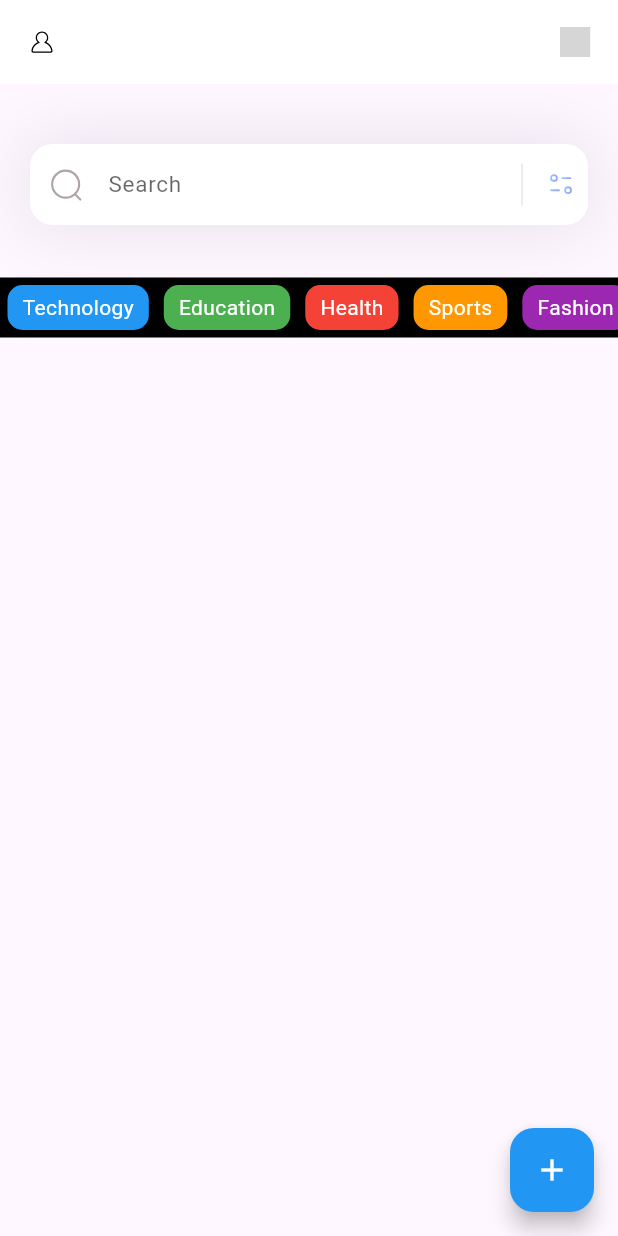
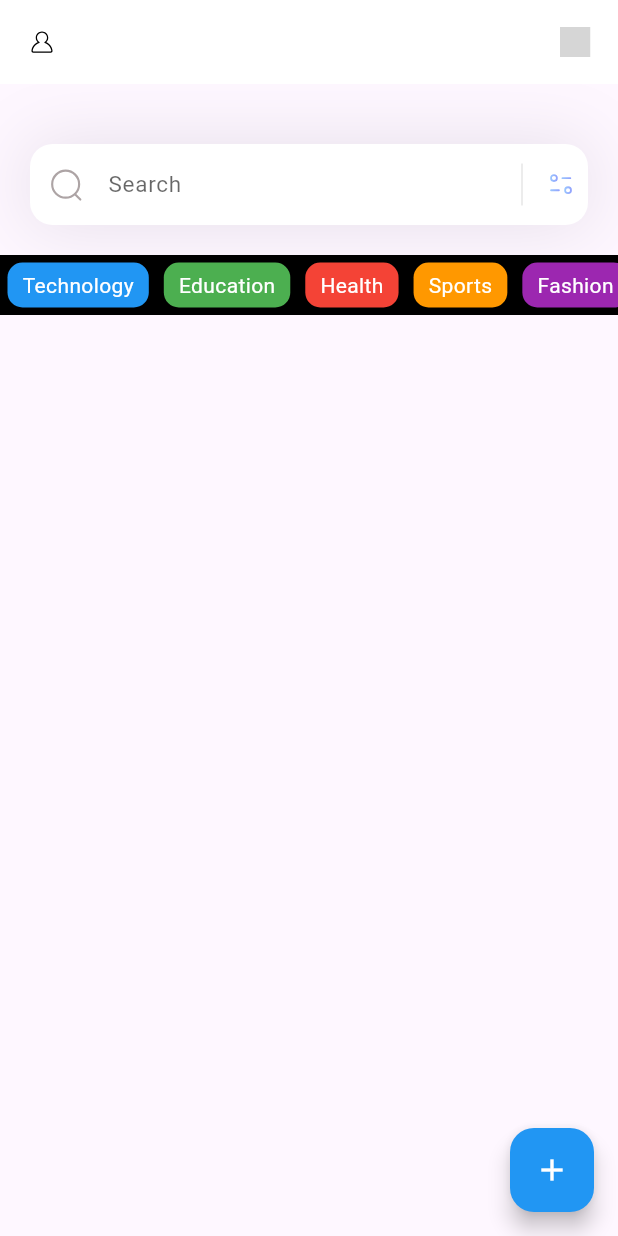
Before and after one commit to Noskathon-Lite/Shahayak, a Flutter app: the screen it shows after launch, on a phone screen of 412 x 824 dp. Run offline on Flutter 3.47's test engine with Material 3 defaults, Android fonts, the light colour scheme and no system bars; our stand-ins replace flutter_svg; grey boxes are pictures that could not be loaded.

Commit message:
new commit 15

```diff
--- a/shahayak/lib/screens/HomeScreen.dart
+++ b/shahayak/lib/screens/HomeScreen.dart
@@ -1,13 +1,12 @@
 import 'package:flutter/material.dart';
-import 'User.dart';
-import 'post.dart';
 import 'package:flutter_svg/flutter_svg.dart';
 import 'package:shahayak/models/category_model.dart';
-import 'package:shahayak/screens/CreatePostScreen.dart';
-import 'package:shahayak/screens/AddPostScreen.dart';
+import 'CreatePostScreen.dart'; // Ensure this is the correct import for the CreatePostScreen/ Define this file or import your CategoryModel class
+import 'Post.dart'; // Define this file or import your Post class
 
 class Homescreen extends StatefulWidget {
   const Homescreen({super.key});
+
   @override
   State<Homescreen> createState() => _HomescreenState();
 }
@@ -69,7 +68,6 @@ class _HomescreenState extends State<Homescreen> {
                           fontWeight: FontWeight.bold,
                         )),
                     const SizedBox(height: 20),
-                    // Filter: Category Dropdown
                     const Text('Category', style: TextStyle(fontSize: 16)),
                     DropdownButton<String>(
                       isExpanded: true,
@@ -88,7 +86,6 @@ class _HomescreenState extends State<Homescreen> {
                       },
                     ),
                     const SizedBox(height: 15),
-                    // Filter: Price Range Slider
                     const Text('Price Range', style: TextStyle(fontSize: 16)),
                     RangeSlider(
                       values: priceRange,
@@ -106,26 +103,24 @@ class _HomescreenState extends State<Homescreen> {
                       },
                     ),
                     const SizedBox(height: 15),
-                    // Filter: Type Dropdown
                     const Text("Type", style: TextStyle(fontSize: 16)),
                     DropdownButton<String>(
                       isExpanded: true,
                       value: selectedType,
                       hint: const Text("Select type"),
                       items: ["Exchange", "Donation"].map((type) {
-                        return DropdownMenuItem(
+                        return DropdownMenuItem<String>(
                           value: type,
                           child: Text(type),
                         );
                       }).toList(),
                       onChanged: (String? value) {
                         setState(() {
-                          selectedType = null;
+                          selectedType = value;
                         });
                       },
                     ),
                     const SizedBox(height: 20),
-                    // Filter: Apply Button
                     ElevatedButton(
                       onPressed: () {
                         Navigator.pop(context);
@@ -159,18 +154,11 @@ class _HomescreenState extends State<Homescreen> {
         children: [
           _SearchField(),
           const SizedBox(height: 20),
-        Column(
-          children: [
-            const Padding(
-              padding: EdgeInsets.only(left: 20),
-            ),
-            const SizedBox(height: 15),
+          if (categories.isNotEmpty) ...[
             Container(
               height: 40,
               color: Colors.black,
-              child: categories.isEmpty
-                  ? const Center(child: Text("No categories available"))
-                  : ListView.builder(
+              child: ListView.builder(
                 scrollDirection: Axis.horizontal,
                 itemCount: categories.length,
                 itemBuilder: (context, index) {
@@ -191,12 +179,10 @@ class _HomescreenState extends State<Homescreen> {
               ),
             ),
           ],
-        )
         ],
       ),
       floatingActionButton: FloatingActionButton(
         onPressed: () {
-        // Navigate to the CreatePostScreen
           Navigator.push(
             context,
             MaterialPageRoute(builder: (context) => CreatePostScreen()),
@@ -207,9 +193,6 @@ class _HomescreenState extends State<Homescreen> {
       ),
     );
   }
-
-}
-
 
   Container _SearchField() {
     return Container(
@@ -268,7 +251,9 @@ class _HomescreenState extends State<Homescreen> {
           border: OutlineInputBorder(
             borderRadius: BorderRadius.circular(15),
             borderSide: BorderSide.none,
-              ))),
+          ),
+        ),
+      ),
     );
   }
 
```
Lines whose indentation alone changed are shown as unchanged.
